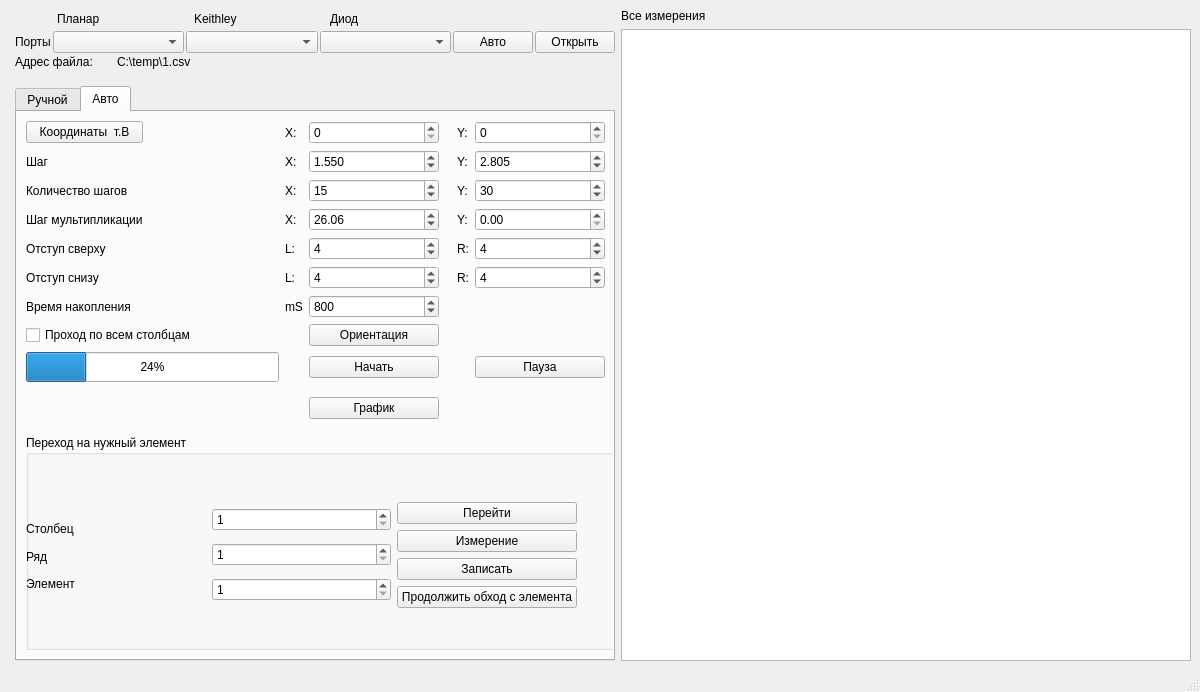
Before: the Qt Designer form mainwindow.ui in NatiBampo/ZondCOM, drawn with Qt 5.
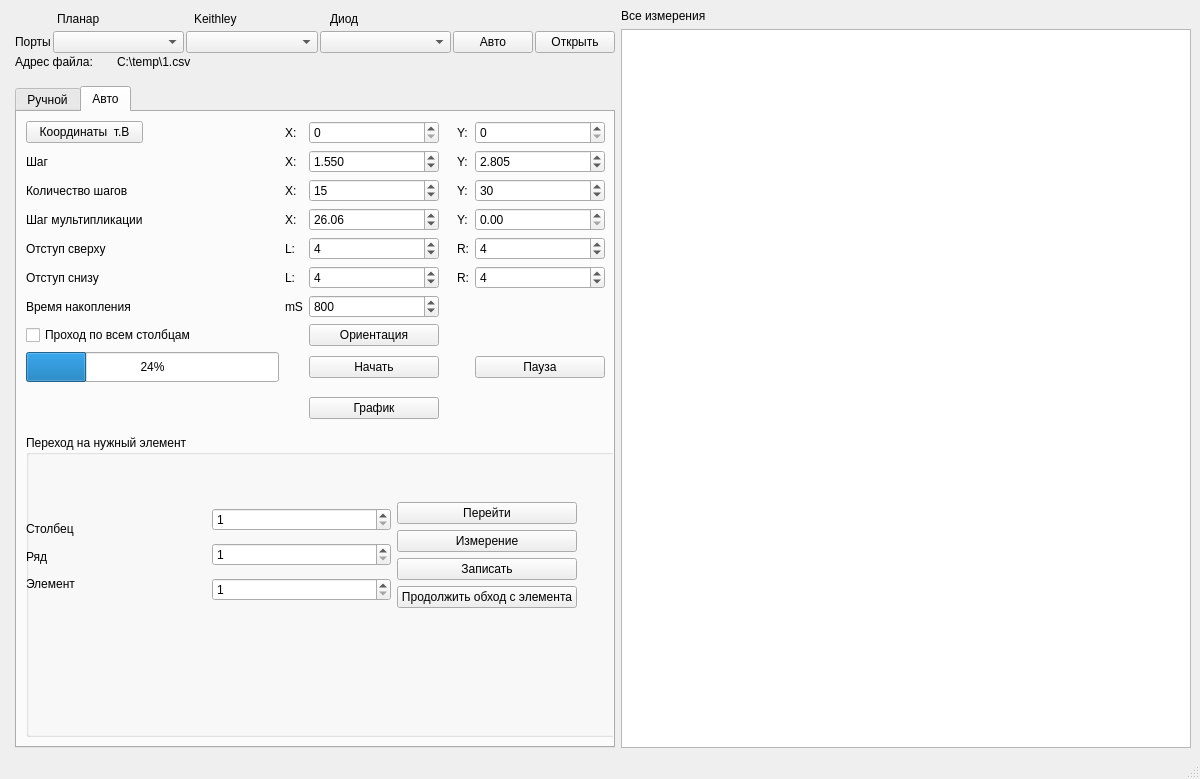
After: the same form once the commit is applied.

Commit message: fixed bugs with fc dc delay ui

The edit to the form file:
```diff
--- a/mainwindow.ui
+++ b/mainwindow.ui
@@ -7,7 +7,7 @@
     <x>0</x>
     <y>0</y>
     <width>1200</width>
-    <height>692</height>
+    <height>779</height>
    </rect>
   </property>
   <property name="sizePolicy">
```
Left out of the diff: 6 changed lines with no effect on the pictures. The commit also changes 1 other file.
